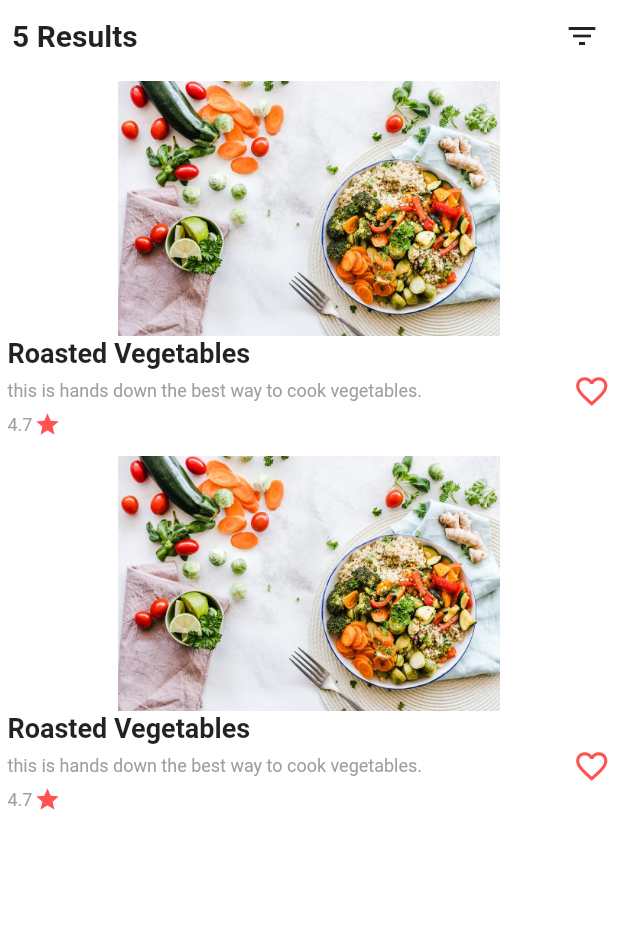
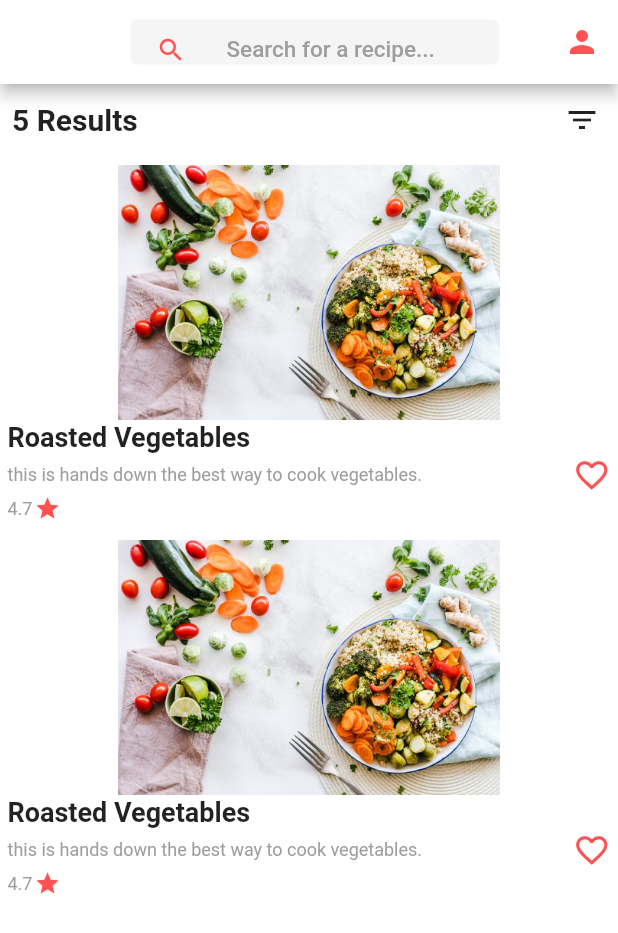
Before and after one commit to SandraFW/MobFoodRecipeApp, a Flutter app: the Home screen opened directly, on a phone screen of 412 x 824 dp. Shown: the top 933 px of the screen. Run offline on Flutter 3.47's test engine with Material 2 defaults, Android fonts, the phone set to English and light mode, and no system bars; our stand-ins replace font_awesome_flutter, simple_animations; missing offline and left inert: login_page.

Commit message:
Update recipes.dart

```diff
--- a/lib/recipes.dart
+++ b/lib/recipes.dart
@@ -10,6 +10,49 @@ class _HomeState extends State<Home> {
   Widget build(BuildContext context) {
     return Scaffold(
       backgroundColor: Colors.white,
+      appBar: AppBar(
+        backgroundColor: Colors.white,
+        actions: <Widget>[
+          IconButton(
+            icon: Icon(
+              Icons.person,
+              color: Colors.redAccent,
+            ),
+            onPressed: () {},
+          ),
+        ],
+        title: Container(
+            margin: const EdgeInsets.only(left: 15.0, right: 15.0),
+            padding: const EdgeInsets.only(top: 10.0),
+            decoration: BoxDecoration(
+              color: Colors.grey[100],
+              borderRadius: BorderRadius.all(Radius.circular(5.0)),
+            ),
+            child: Row(
+              children: [
+                Container(
+                  margin: const EdgeInsets.only(left: 2.0, right: 15.0),
+                  padding: const EdgeInsets.only(bottom: 10.0),
+                ),
+                Icon(
+                  Icons.search,
+                  color: Colors.redAccent,
+                  size: 20,
+                ),
+                Container(
+                  margin: const EdgeInsets.only(left: 2.0, right: 15.0),
+                  padding: const EdgeInsets.all(5.0),
+                ),
+                Text(
+                  'Search for a recipe...',
+                  style: TextStyle(
+                    color: Colors.grey,
+                    fontSize: 15,
+                  ),
+                ),
+              ],
+            )),
+      ),
       body: SafeArea(
         child: ListView(children: <Widget>[
           Row(
```
